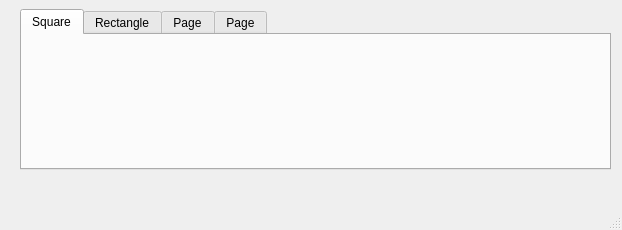
The window that Group Project/ScrumOfTheEarth/addshape.ui (yosmo78/ScrumOfTheEarth) describes before a commit, drawn with Qt 5.
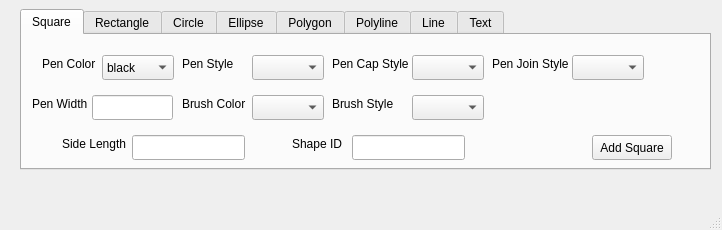
The same window after the commit. The open tabs and pages were chosen to show the change.

The edit to the form file:
```diff
--- a/Group Project/ScrumOfTheEarth/addshape.ui
+++ b/Group Project/ScrumOfTheEarth/addshape.ui
@@ -6,7 +6,7 @@
    <rect>
     <x>0</x>
     <y>0</y>
-    <width>622</width>
+    <width>722</width>
     <height>230</height>
    </rect>
   </property>
@@ -19,7 +19,7 @@
      <rect>
       <x>20</x>
       <y>9</y>
-      <width>591</width>
+      <width>691</width>
       <height>161</height>
      </rect>
     </property>
@@ -30,6 +30,271 @@
      <attribute name="title">
       <string>Square</string>
      </attribute>
+     <widget class="QPushButton" name="AddSquare">
+      <property name="geometry">
+       <rect>
+        <x>570</x>
+        <y>100</y>
+        <width>80</width>
+        <height>25</height>
+       </rect>
+      </property>
+      <property name="text">
+       <string>Add Square</string>
+      </property>
+     </widget>
+     <widget class="QLabel" name="LengthLabel">
+      <property name="geometry">
+       <rect>
+        <x>40</x>
+        <y>100</y>
+        <width>81</width>
+        <height>17</height>
+       </rect>
+      </property>
+      <property name="text">
+       <string>Side Length </string>
+      </property>
+     </widget>
+     <widget class="QComboBox" name="PenColors">
+      <property name="geometry">
+       <rect>
+        <x>80</x>
+        <y>20</y>
+        <width>72</width>
+        <height>25</height>
+       </rect>
+      </property>
+      <item>
+       <property name="text">
+        <string>black</string>
+       </property>
+      </item>
+      <item>
+       <property name="text">
+        <string>white</string>
+       </property>
+      </item>
+      <item>
+       <property name="text">
+        <string>gray</string>
+       </property>
+      </item>
+      <item>
+       <property name="text">
+        <string>red</string>
+       </property>
+      </item>
+      <item>
+       <property name="text">
+        <string>green</string>
+       </property>
+      </item>
+      <item>
+       <property name="text">
+        <string>blue</string>
+       </property>
+      </item>
+      <item>
+       <property name="text">
+        <string>cyan</string>
+       </property>
+      </item>
+      <item>
+       <property name="text">
+        <string>magenta</string>
+       </property>
+      </item>
+      <item>
+       <property name="text">
+        <string>yellow</string>
+       </property>
+      </item>
+     </widget>
+     <widget class="QLabel" name="PenColorLabel">
+      <property name="geometry">
+       <rect>
+        <x>20</x>
+        <y>20</y>
+        <width>54</width>
+        <height>17</height>
+       </rect>
+      </property>
+      <property name="text">
+       <string>Pen Color</string>
+      </property>
+     </widget>
+     <widget class="QLabel" name="PenStyleLabel">
+      <property name="geometry">
+       <rect>
+        <x>160</x>
+        <y>20</y>
+        <width>54</width>
+        <height>17</height>
+       </rect>
+      </property>
+      <property name="text">
+       <string>Pen Style</string>
+      </property>
+     </widget>
+     <widget class="QLineEdit" name="LengthInput">
+      <property name="geometry">
+       <rect>
+        <x>110</x>
+        <y>100</y>
+        <width>113</width>
+        <height>25</height>
+       </rect>
+      </property>
+     </widget>
+     <widget class="QComboBox" name="PenStyles">
+      <property name="geometry">
+       <rect>
+        <x>230</x>
+        <y>20</y>
+        <width>72</width>
+        <height>25</height>
+       </rect>
+      </property>
+     </widget>
+     <widget class="QLabel" name="PenCapStyleLabel">
+      <property name="geometry">
+       <rect>
+        <x>310</x>
+        <y>20</y>
+        <width>81</width>
+        <height>17</height>
+       </rect>
+      </property>
+      <property name="text">
+       <string>Pen Cap Style</string>
+      </property>
+     </widget>
+     <widget class="QLabel" name="PenJoinStyleLabel">
+      <property name="geometry">
+       <rect>
+        <x>470</x>
+        <y>20</y>
+        <width>81</width>
+        <height>17</height>
+       </rect>
+      </property>
+      <property name="text">
+       <string>Pen Join Style</string>
+      </property>
+     </widget>
+     <widget class="QComboBox" name="PenCapStyles">
+      <property name="geometry">
+       <rect>
+        <x>390</x>
+        <y>20</y>
+        <width>72</width>
+        <height>25</height>
+       </rect>
+      </property>
+     </widget>
+     <widget class="QComboBox" name="PenJoinStyles">
+      <property name="geometry">
+       <rect>
+        <x>550</x>
+        <y>20</y>
+        <width>72</width>
+        <height>25</height>
+       </rect>
+      </property>
+     </widget>
+     <widget class="QLabel" name="BrushColorLabel">
+      <property name="geometry">
+       <rect>
+        <x>160</x>
+        <y>60</y>
+        <width>71</width>
+        <height>17</height>
+       </rect>
+      </property>
+      <property name="text">
+       <string>Brush Color</string>
+      </property>
+     </widget>
+     <widget class="QComboBox" name="BrushColors">
+      <property name="geometry">
+       <rect>
+        <x>230</x>
+        <y>60</y>
+        <width>72</width>
+        <height>25</height>
+       </rect>
+      </property>
+     </widget>
+     <widget class="QComboBox" name="BrushStyles">
+      <property name="geometry">
+       <rect>
+        <x>390</x>
+        <y>60</y>
+        <width>72</width>
+        <height>25</height>
+       </rect>
+      </property>
+     </widget>
+     <widget class="QLabel" name="PenWidthLabel">
+      <property name="geometry">
+       <rect>
+        <x>10</x>
+        <y>60</y>
+        <width>61</width>
+        <height>17</height>
+       </rect>
+      </property>
+      <property name="text">
+       <string>Pen Width</string>
+      </property>
+     </widget>
+     <widget class="QLabel" name="BrushStyleLabel">
+      <property name="geometry">
+       <rect>
+        <x>310</x>
+        <y>60</y>
+        <width>71</width>
+        <height>17</height>
+       </rect>
+      </property>
+      <property name="text">
+       <string>Brush Style</string>
+      </property>
+     </widget>
+     <widget class="QLabel" name="ShapeLabel">
+      <property name="geometry">
+       <rect>
+        <x>270</x>
+        <y>100</y>
+        <width>54</width>
+        <height>17</height>
+       </rect>
+      </property>
+      <property name="text">
+       <string>Shape ID</string>
+      </property>
+     </widget>
+     <widget class="QLineEdit" name="ShapeID">
+      <property name="geometry">
+       <rect>
+        <x>330</x>
+        <y>100</y>
+        <width>113</width>
+        <height>25</height>
+       </rect>
+      </property>
+     </widget>
+     <widget class="QLineEdit" name="PenWidth">
+      <property name="geometry">
+       <rect>
+        <x>70</x>
+        <y>60</y>
+        <width>81</width>
+        <height>25</height>
+       </rect>
+      </property>
+     </widget>
     </widget>
     <widget class="QWidget" name="Rectangle">
      <attribute name="title">
@@ -38,12 +303,32 @@
     </widget>
     <widget class="QWidget" name="tab">
      <attribute name="title">
-      <string>Page</string>
+      <string>Circle</string>
      </attribute>
     </widget>
     <widget class="QWidget" name="tab_2">
      <attribute name="title">
-      <string>Page</string>
+      <string>Ellipse</string>
+     </attribute>
+    </widget>
+    <widget class="QWidget" name="Polygon">
+     <attribute name="title">
+      <string>Polygon</string>
+     </attribute>
+    </widget>
+    <widget class="QWidget" name="Polyline">
+     <attribute name="title">
+      <string>Polyline</string>
+     </attribute>
+    </widget>
+    <widget class="QWidget" name="Line">
+     <attribute name="title">
+      <string>Line</string>
+     </attribute>
+    </widget>
+    <widget class="QWidget" name="Text">
+     <attribute name="title">
+      <string>Text</string>
      </attribute>
     </widget>
    </widget>
```
Left out of the diff: 8 changed lines with no effect on the pictures.
